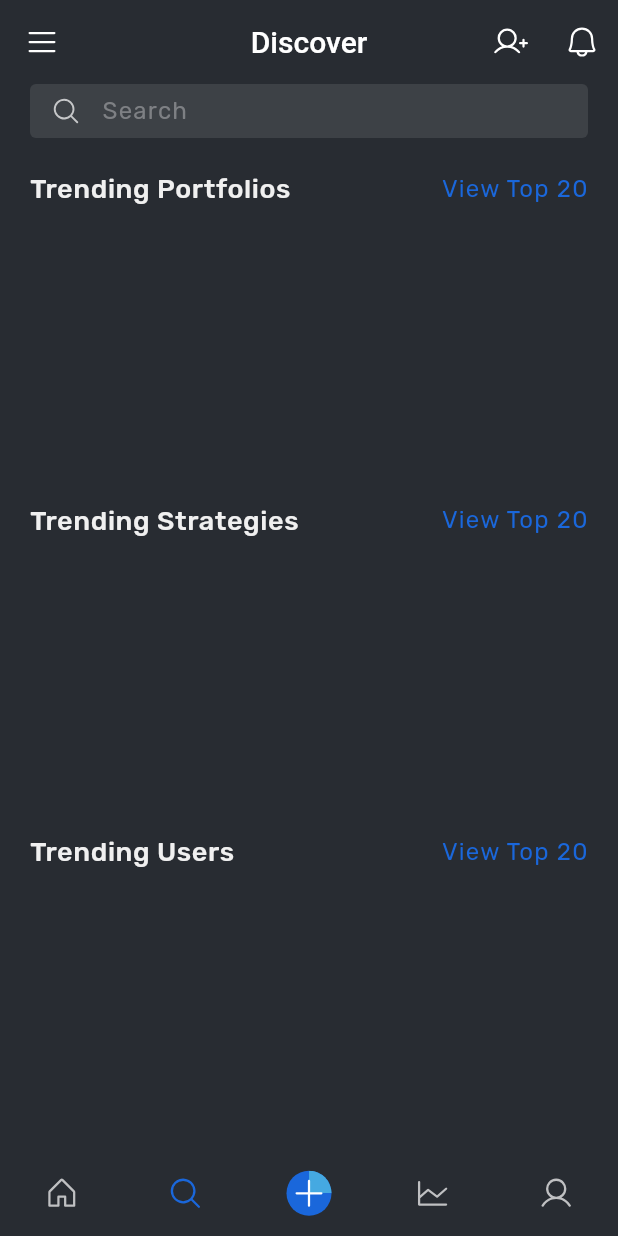
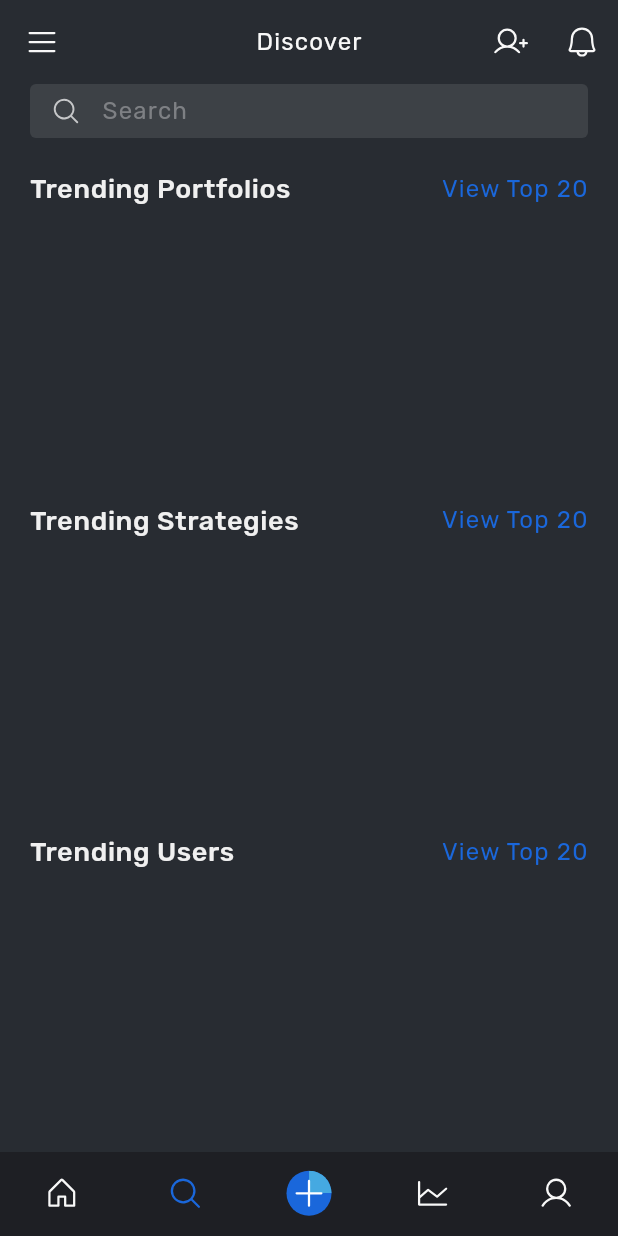
Before and after one commit to oniangel12933/totally_not_proprietary_software, a Flutter app: the MainPage screen opened by its route, item 2 of the bottom bar chosen, on a phone screen of 412 x 824 dp. Run offline on Flutter 3.47's test engine with Material 2 defaults, Android fonts, the phone set to English and light mode, and no system bars; drawn by our look-alikes of flutter_platform_widgets; our stand-ins replace auto_route, bloc, cached_network_image, dio, equatable, flutter_bloc and 18 more; missing offline and left inert: numeral, stash, stash_dio, stash_memory; accounts and stored records are empty; generated files the repository leaves out were written again; network calls fail.

```diff
--- a/lib/src/pages/main/home/posts/like_button.dart
+++ b/lib/src/pages/main/home/posts/like_button.dart
@@ -82,7 +82,7 @@ class _OptimisticLikeButtonState extends State<OptimisticLikeButton> {
                 Icon(
                   likedState.isLiked == true
                       ? context.involioIcons.heartFill
-                      : context.involioIcons.heart,
+                      : context.involioIcons.heartBold,
                   color: likedState.isLiked == true
                       ? Colors.red
                       : Theme.of(context).brightness == Brightness.light
--- a/lib/src/pages/main/main_bottom_nav_modal.dart
+++ b/lib/src/pages/main/main_bottom_nav_modal.dart
@@ -23,7 +23,7 @@ class MainBottomNavModal extends StatelessWidget {
           mainAxisSize: MainAxisSize.min,
           children: <Widget>[
             Container(
-                margin: const EdgeInsets.only(top: 9),
+              margin: const EdgeInsets.only(top: 9, bottom: 1),
               width: 45,
               height: 5,
               decoration: const BoxDecoration(
@@ -38,7 +38,7 @@ class MainBottomNavModal extends StatelessWidget {
                     .copyWith(color: AppColors.involioWhiteShades80),
               ),
               leading: Icon(
-                context.involioIcons.account,
+                context.involioIcons.followUser,
                 color: AppColors.involioWhiteShades80,
               ),
               onTap: () => Navigator.of(context).pop(),
--- a/lib/src/pages/main/main_page.dart
+++ b/lib/src/pages/main/main_page.dart
@@ -2,6 +2,8 @@ import 'package:flutter/material.dart';
 
 import 'package:flutter_gen/gen_l10n/app_localizations.dart';
 import 'package:flutter_platform_widgets/flutter_platform_widgets.dart';
+import 'package:involio/src/theme/app_theme.dart';
+import 'package:involio/src/theme/colors.dart';
 import 'package:modal_bottom_sheet/modal_bottom_sheet.dart';
 
 import 'package:involio/src/pages/main/pages.dart';
@@ -24,7 +26,6 @@ class _MainPageState extends State<MainPage> {
   int currentIndex = 0;
 
   late final List<Widget> _pages;
-  late final List<Widget> _titles;
 
   @override
   void initState() {
@@ -37,18 +38,22 @@ class _MainPageState extends State<MainPage> {
       const InfoTab(),
       const ProfileTab(),
     ];
+  }
+
+  @override
+  Widget build(BuildContext context) {
     Widget titleWidget = const LogoOnlyTitleWidget();
-    _titles = [
+
+    late final List<Widget> _titles = [
       titleWidget,
-      const Text("Discover"),
+      Text(
+        AppLocalizations.of(context)!.discover,
+        style: AppFonts.body.copyWith(color: AppColors.involioWhiteShades80),
+      ),
       titleWidget,
       titleWidget,
       titleWidget
     ];
-  }
-
-  @override
-  Widget build(BuildContext context) {
 
     return Scaffold(
       appBar: AppBar(
@@ -57,14 +62,17 @@ class _MainPageState extends State<MainPage> {
         title: _titles[currentIndex],
         leading: IconButton(
           icon: Icon(context.involioIcons.menu),
+          color: AppColors.involioWhiteShades80,
           onPressed: () {
-            isMaterial(context) ? showMaterialModalBottomSheet(
+            isMaterial(context)
+                ? showMaterialModalBottomSheet(
                     expand: false,
                     context: context,
                     barrierColor: Colors.black.withOpacity(0.5),
                     //backgroundColor: Colors.transparent,
                     builder: (context) => const MainBottomNavModal(),
-            ) : showCupertinoModalBottomSheet(
+                  )
+                : showCupertinoModalBottomSheet(
                     expand: false,
                     context: context,
                     //backgroundColor: Colors.green,
@@ -78,11 +86,13 @@ class _MainPageState extends State<MainPage> {
           IconButton(
             padding: EdgeInsets.zero,
             icon: Icon(context.involioIcons.followUser),
+            color: AppColors.involioWhiteShades80,
             onPressed: () {},
           ),
           IconButton(
             padding: EdgeInsets.zero,
             icon: Icon(context.involioIcons.bell),
+            color: AppColors.involioWhiteShades80,
             onPressed: () {},
           ),
         ],
@@ -109,9 +119,11 @@ class _MainPageState extends State<MainPage> {
         //enableFeedback: true,
         showSelectedLabels: false,
         showUnselectedLabels: false,
+
         /// fontsize 0.0 Prevents an exception for a flutter bug
         /// when show labels is false
         /// https://github.com/flutter/flutter/issues/86545
+        backgroundColor: AppColors.involioFooterBackground,
         unselectedFontSize: 0.0,
         selectedFontSize: 0.0,
         elevation: 0.5,
@@ -135,13 +147,25 @@ class _MainPageState extends State<MainPage> {
         type: BottomNavigationBarType.fixed,
         items: <BottomNavigationBarItem>[
           BottomNavigationBarItem(
-            icon: Icon(context.involioIcons.home),
-            //activeIcon: Icon(context.involioIcons.homeFill),
+            icon: Icon(
+              context.involioIcons.home,
+              color: AppColors.involioWhiteShades80,
+            ),
+            activeIcon: Icon(
+              context.involioIcons.home,
+              color: AppColors.involioBlue,
+            ),
             label: AppLocalizations.of(context)!.home,
           ),
           BottomNavigationBarItem(
-            icon: Icon(context.involioIcons.search),
-            //activeIcon: Icon(context.involioIcons.searchFill),
+            icon: Icon(
+              context.involioIcons.search,
+              color: AppColors.involioWhiteShades80,
+            ),
+            activeIcon: Icon(
+              context.involioIcons.search,
+              color: AppColors.involioBlue,
+            ),
             label: AppLocalizations.of(context)!.search,
           ),
           BottomNavigationBarItem(
@@ -149,13 +173,25 @@ class _MainPageState extends State<MainPage> {
             label: AppLocalizations.of(context)!.add,
           ),
           BottomNavigationBarItem(
-            icon: Icon(context.involioIcons.chartLine),
-            //activeIcon: Icon(context.involioIcons.chartLineFill),
+            icon: Icon(
+              context.involioIcons.chartLine,
+              color: AppColors.involioWhiteShades80,
+            ),
+            activeIcon: Icon(
+              context.involioIcons.chartLine,
+              color: AppColors.involioBlue,
+            ),
             label: '',
           ),
           BottomNavigationBarItem(
-            icon: Icon(context.involioIcons.profile),
-            //activeIcon: Icon(context.involioIcons.accountFill),
+            icon: Icon(
+              context.involioIcons.profile,
+              color: AppColors.involioWhiteShades80,
+            ),
+            activeIcon: Icon(
+              context.involioIcons.profile,
+              color: AppColors.involioBlue,
+            ),
             label: AppLocalizations.of(context)!.profile,
           ),
         ],
```
Also changed, not shown: lib/src/localization/app_en.arb (+8 -0 lines), lib/src/pages/main/home/home_view.dart (+3 -4 lines), lib/src/pages/main/home/posts/post_item.dart (+11 -5 lines), lib/src/pages/main/home/posts/posts_filter_popup.dart (added, +150 -0 lines), lib/src/pages/main/home/posts/posts_list.dart (+29 -67 lines), lib/src/pages/main/home/posts/posts_view.dart (+4 -4 lines), lib/src/shared/icons/involio_icons.dart (+13 -4 lines). Lines whose indentation alone changed are shown as unchanged.
